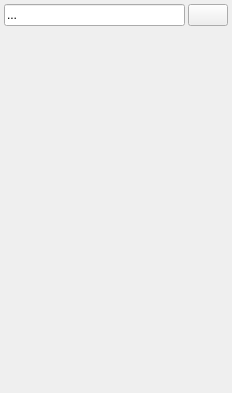
elieserdejesus/JamTaba, file src/jamtaba/gui/LocalTrackGroupView.ui: the form before one commit.
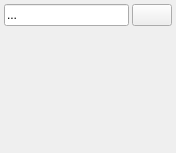
The form after the commit.

Commit message: add channels and sub channels layout problem solved overriding sizeHint and minimumSizeHint methods

What changed in the file:
```diff
--- a/src/jamtaba/gui/LocalTrackGroupView.ui
+++ b/src/jamtaba/gui/LocalTrackGroupView.ui
@@ -6,12 +6,12 @@
    <rect>
     <x>0</x>
     <y>0</y>
-    <width>232</width>
-    <height>393</height>
+    <width>176</width>
+    <height>153</height>
    </rect>
   </property>
   <property name="sizePolicy">
-   <sizepolicy hsizetype="MinimumExpanding" vsizetype="Expanding">
+   <sizepolicy hsizetype="MinimumExpanding" vsizetype="Preferred">
     <horstretch>0</horstretch>
     <verstretch>0</verstretch>
    </sizepolicy>
@@ -35,25 +35,8 @@
    <property name="spacing">
     <number>0</number>
    </property>
-   <item row="2" column="0" colspan="2">
-    <widget class="QWidget" name="tracksPanel" native="true">
-     <property name="sizePolicy">
-      <sizepolicy hsizetype="MinimumExpanding" vsizetype="Expanding">
-       <horstretch>0</horstretch>
-       <verstretch>0</verstretch>
-      </sizepolicy>
-     </property>
-     <layout class="QHBoxLayout" name="horizontalLayout"/>
-    </widget>
-   </item>
    <item row="1" column="0" colspan="2">
     <widget class="QWidget" name="topPanel" native="true">
-     <property name="sizePolicy">
-      <sizepolicy hsizetype="Preferred" vsizetype="Preferred">
-       <horstretch>1</horstretch>
-       <verstretch>0</verstretch>
-      </sizepolicy>
-     </property>
      <layout class="QGridLayout" name="gridLayout_2">
       <property name="leftMargin">
        <number>3</number>
@@ -72,12 +55,6 @@
       </property>
       <item row="0" column="1">
        <widget class="QLineEdit" name="groupNameField">
-        <property name="sizePolicy">
-         <sizepolicy hsizetype="Expanding" vsizetype="Fixed">
-          <horstretch>1</horstretch>
-          <verstretch>0</verstretch>
-         </sizepolicy>
-        </property>
         <property name="text">
          <string>...</string>
         </property>
@@ -96,6 +73,17 @@
      </layout>
     </widget>
    </item>
+   <item row="2" column="0" colspan="2">
+    <widget class="QWidget" name="tracksPanel" native="true">
+     <property name="sizePolicy">
+      <sizepolicy hsizetype="Preferred" vsizetype="Preferred">
+       <horstretch>0</horstretch>
+       <verstretch>1</verstretch>
+      </sizepolicy>
+     </property>
+     <layout class="QHBoxLayout" name="horizontalLayout"/>
+    </widget>
+   </item>
   </layout>
  </widget>
  <resources/>
```
The commit also changes 9 other files.
